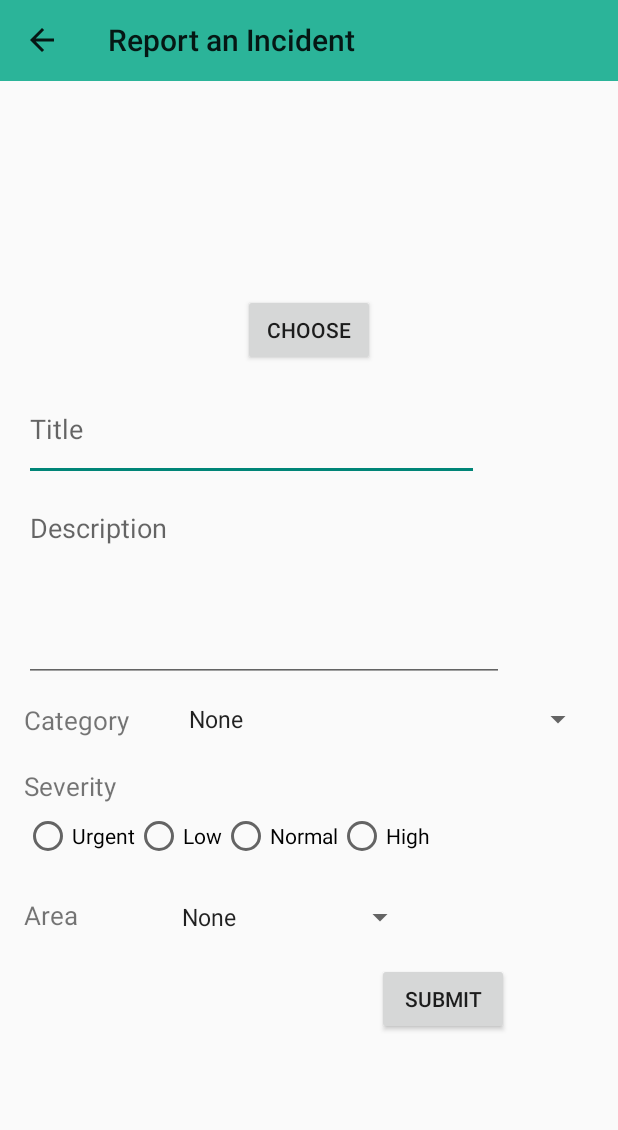
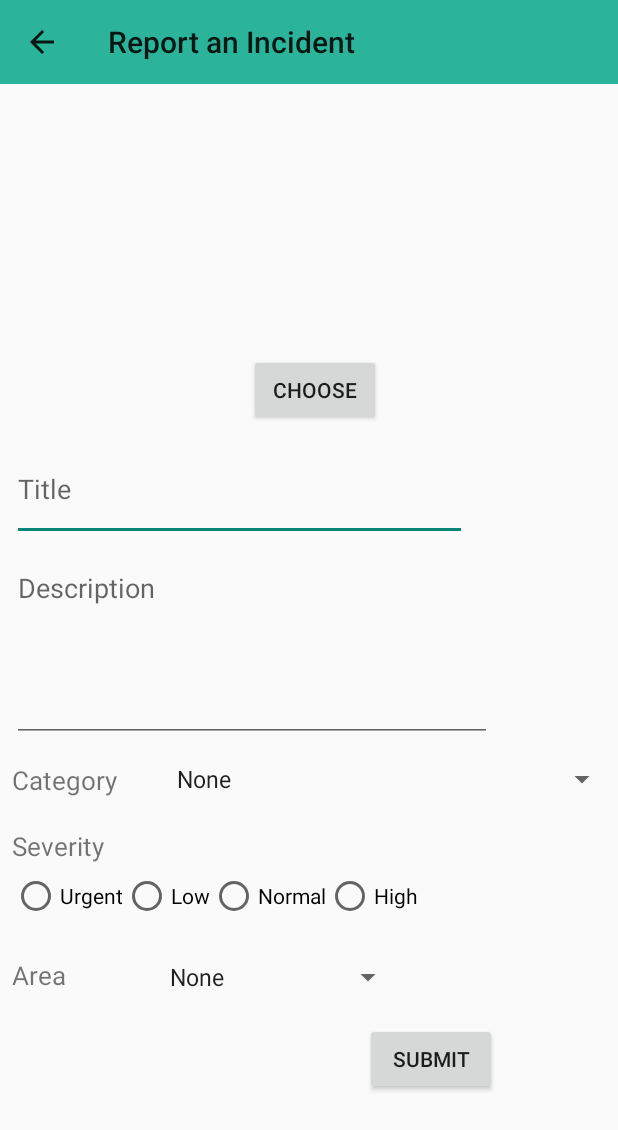
Before and after one commit to Ashenn1/IncidentsCrowdsourcingSystem-GP, an Android app: the screen it shows after launch (ReportIncidentActivity), on a phone screen of 412 x 824 dp. Shown: the top 1130 px of the screen. Run offline under Robolectric (Android 15) with nearby library versions, the phone set to English and light mode, and no system bars; our stand-ins replace Volley.

Commit message:
layout fixes

```diff
--- a/app/src/main/res/layout/activity_report_incident.xml
+++ b/app/src/main/res/layout/activity_report_incident.xml
@@ -26,15 +26,18 @@
     <ScrollView
         android:id="@+id/scroll"
         android:layout_width="match_parent"
-        android:layout_height="match_parent"
-        android:fillViewport="true"
+        android:layout_height="wrap_content"
         android:layout_centerHorizontal="true"
         android:layout_centerVertical="true"
-        android:padding="16dp">
+        android:layout_marginStart="8dp"
+        android:layout_marginLeft="8dp"
+        app:layout_constraintEnd_toEndOf="parent"
+        app:layout_constraintStart_toStartOf="parent"
+        app:layout_constraintTop_toBottomOf="@+id/report_incident_toolbar">
 
         <RelativeLayout
             android:layout_width="match_parent"
-            android:layout_height="match_parent">
+            android:layout_height="wrap_content">
 
             <LinearLayout
                 android:id="@+id/layout_button"
@@ -118,8 +121,8 @@
                 android:id="@+id/severity_radio_group"
                 android:layout_width="wrap_content"
                 android:layout_height="wrap_content"
+                android:layout_alignParentTop="true"
                 android:layout_marginTop="525dp"
-                android:layout_alignParentTop="true"
                 android:orientation="horizontal">
 
                 <RadioButton
@@ -127,21 +130,24 @@
                     android:layout_width="wrap_content"
                     android:layout_height="wrap_content"
                     android:text="@string/urgent" />
+
                 <RadioButton
                     android:id="@+id/low"
                     android:layout_width="wrap_content"
                     android:layout_height="wrap_content"
-                    android:text="@string/low"/>
+                    android:text="@string/low" />
+
                 <RadioButton
                     android:id="@+id/normal"
                     android:layout_width="wrap_content"
                     android:layout_height="wrap_content"
-                    android:text="@string/normal"/>
+                    android:text="@string/normal" />
+
                 <RadioButton
                     android:id="@+id/high"
                     android:layout_width="wrap_content"
                     android:layout_height="wrap_content"
-                    android:text="@string/high"/>
+                    android:text="@string/high" />
             </RadioGroup>
 
             <TextView
@@ -186,7 +192,6 @@
                 android:text="@string/btn_submit" />
 
 
-
         </RelativeLayout>
     </ScrollView>
 </android.support.constraint.ConstraintLayout>
```
Also changed, not shown: app/src/main/java/com/incidentscrowdsourcingsystem/ReportIncidentActivity.java (+22 -8 lines).
